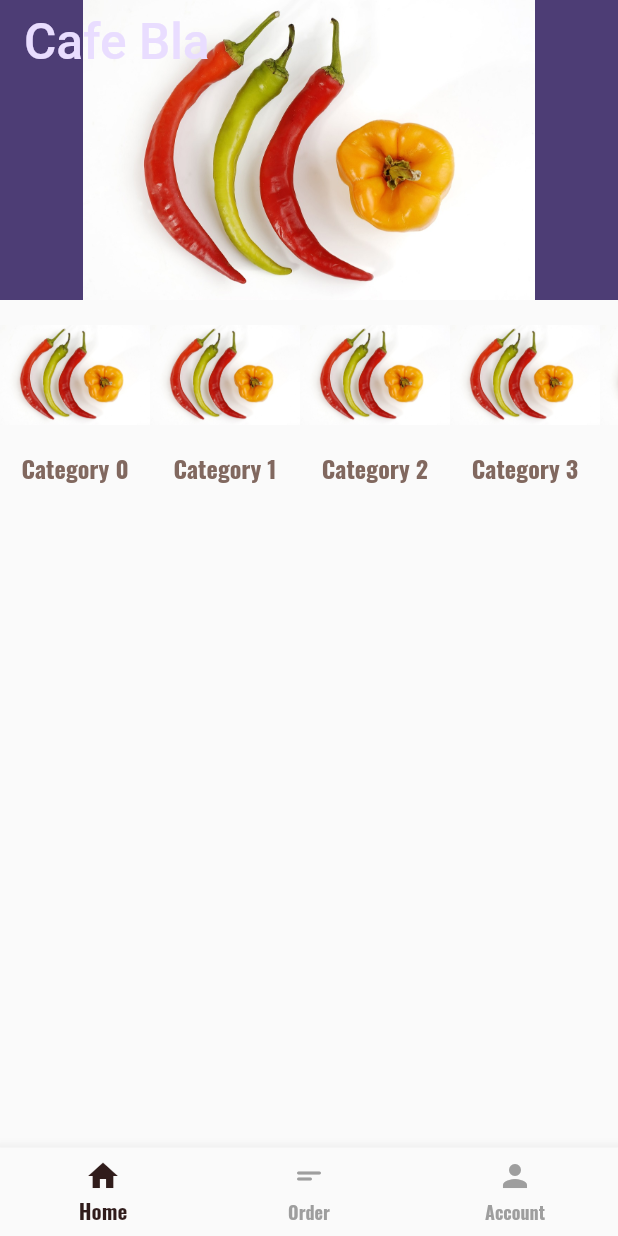
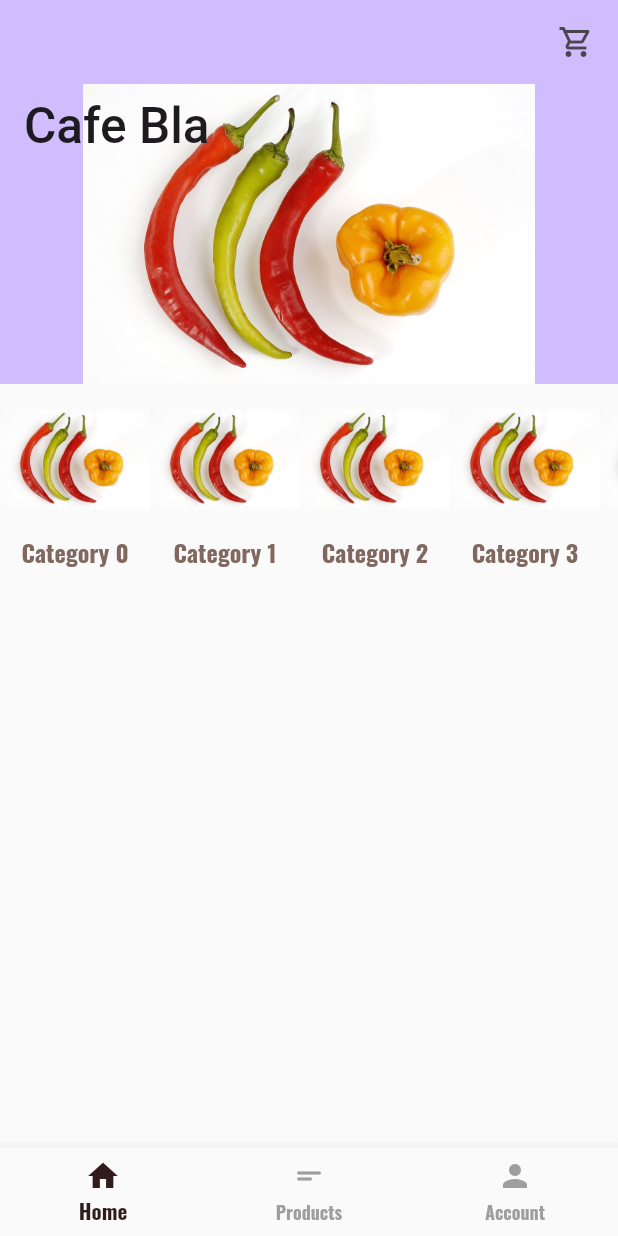
Before and after one commit to TetianaTort/cafe_app, a Flutter app: the screen it shows after launch, on a phone screen of 412 x 824 dp. Run offline on Flutter 3.47's test engine with Material 2 defaults, Android fonts, the phone set to English and light mode, and no system bars; our stand-ins replace google_fonts; generated files the repository leaves out were written again.

```diff
--- a/lib/home_screen.dart
+++ b/lib/home_screen.dart
@@ -1,4 +1,5 @@
-import 'package:cafe_app/account_screen.dart';
+import 'package:cafe_app/screens/account_screen.dart';
+import 'package:cafe_app/screens/product_list.dart';
 import 'package:flutter/material.dart';
 
 class HomeNavigation extends StatefulWidget {
@@ -10,6 +11,7 @@ class HomeNavigation extends StatefulWidget {
 
 class _HomeNavigationState extends State<HomeNavigation> {
   int _selectedTab = 0;
+  int _productsInCart = 0;
   _changeTab(int index) {
     setState(() {
       _selectedTab = index;
@@ -18,15 +20,36 @@ class _HomeNavigationState extends State<HomeNavigation> {
 
   final List _pages = const [
     HomeScreen(),
-    Center(
-      child: Text('Order'),
-    ),
+    ProductList(),
     AccauntScreen(),
   ];
 
   @override
   Widget build(BuildContext context) {
     return Scaffold(
+      appBar: AppBar(actions: [
+        SizedBox(
+          height: 50,
+          child: Stack(
+            children: [
+              _productsInCart != 0
+                  ? Positioned(
+                      top: 0,
+                      right: 7,
+                      child: CircleAvatar(
+                        maxRadius: 10,
+                        child: Text(
+                          _productsInCart.toString(),
+                        ),
+                      ),
+                    )
+                  : const SizedBox(),
+              const Center(child: Icon(Icons.shopping_cart_outlined)),
+              const SizedBox(width: 40)
+            ],
+          ),
+        )
+      ]),
       body: SafeArea(
         child: _pages[_selectedTab],
       ),
@@ -37,7 +60,7 @@ class _HomeNavigationState extends State<HomeNavigation> {
         unselectedItemColor: Colors.grey,
         items: const [
           BottomNavigationBarItem(icon: Icon(Icons.home), label: 'Home'),
-          BottomNavigationBarItem(icon: Icon(Icons.short_text_rounded), label: "Order"),
+          BottomNavigationBarItem(icon: Icon(Icons.short_text_rounded), label: 'Products'),
           BottomNavigationBarItem(icon: Icon(Icons.person), label: 'Account'),
         ],
       ),
@@ -86,7 +109,7 @@ class HomeScreen extends StatelessWidget {
               ),
             ),
           ),
-        )
+        ),
       ],
     );
   }
--- a/lib/utils/custom_theme.dart
+++ b/lib/utils/custom_theme.dart
@@ -11,14 +11,13 @@ enum MyThemeKeys {
 class CustomThemes {
   static ThemeData get lightTheme {
     var kColorScheme = ColorScheme.fromSeed(
-      seedColor: const Color.fromARGB(255, 96, 59, 181),
+      seedColor: const Color.fromARGB(255, 156, 123, 233),
     );
     return ThemeData().copyWith(
       useMaterial3: true,
       colorScheme: kColorScheme,
       appBarTheme: const AppBarTheme().copyWith(
-        backgroundColor: kColorScheme.onPrimaryContainer,
-        foregroundColor: kColorScheme.primaryContainer,
+        backgroundColor: kColorScheme.inversePrimary,
       ),
       textTheme: GoogleFonts.latoTextTheme().copyWith(
         titleLarge: const TextStyle(
```
Also changed, not shown: lib/data/data.dart (added, +29 -0 lines), lib/model/cart.dart (added, +13 -0 lines), lib/model/product.dart (added, +13 -0 lines), lib/screens/product_list.dart (added, +94 -0 lines), lib/screens/account_screen.dart (renamed from lib/account_screen.dart).
